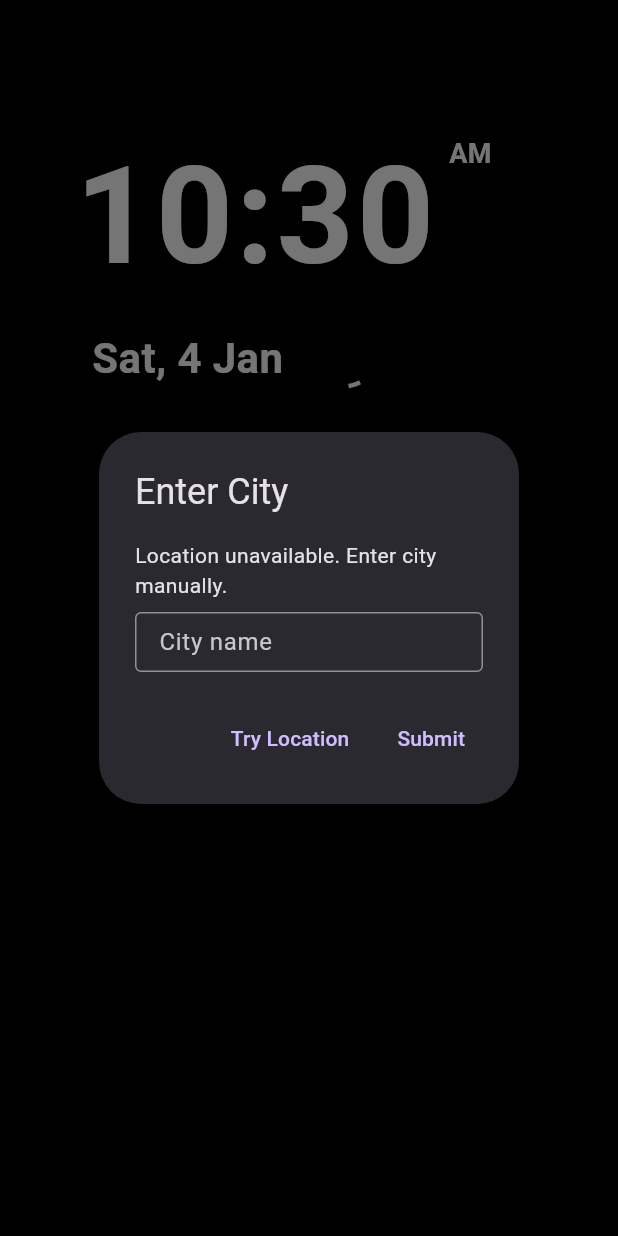
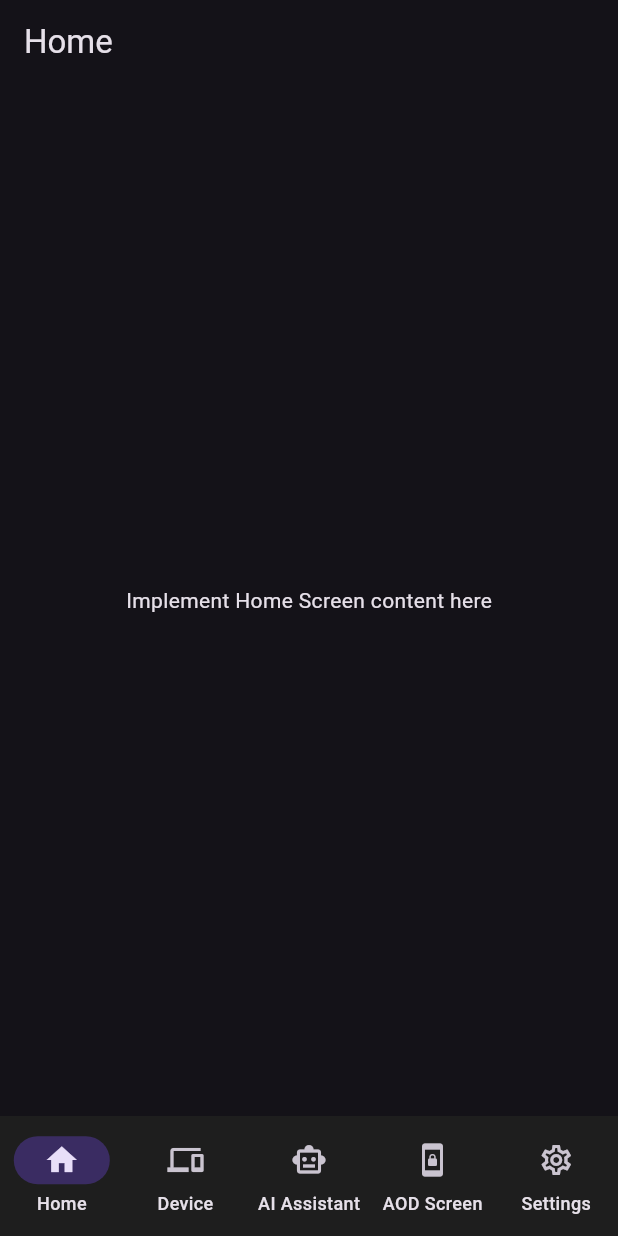
Before and after one commit to ivin-titus/ReSmart, a Flutter app: the screen it shows after launch, on a phone screen of 412 x 824 dp. Run offline on Flutter 3.47's test engine with Material 3 defaults, Android fonts, the phone set to English and light mode, and no system bars; our stand-ins replace flutter_dotenv, location, shared_preferences, wakelock_plus, weather_icons.

Commit message:
Made basic app structure

```diff
--- /dev/null
+++ b/lib/home_tab.dart
@@ -0,0 +1,21 @@
+import 'package:flutter/material.dart';
+
+class HomeTab extends StatelessWidget {
+  const HomeTab({super.key});
+
+  @override
+  Widget build(BuildContext context) {
+    return SafeArea(
+      child: Scaffold(
+        appBar: AppBar(
+          title: const Text('Home'),
+          backgroundColor: Colors.transparent,
+          elevation: 0,
+        ),
+        body: const Center(
+          child: Text('Implement Home Screen content here'),
+        ),
+      ),
+    );
+  }
+}
--- a/lib/main.dart
+++ b/lib/main.dart
@@ -1,7 +1,7 @@
 import 'package:flutter/material.dart';
 import 'package:flutter/services.dart';
-import 'widgets/aod_screen.dart';
 import 'package:flutter_dotenv/flutter_dotenv.dart';
+import 'navbar.dart';
 
 // Custom error widget for lower memory usage
 class CustomErrorWidget extends StatelessWidget {
@@ -81,15 +81,11 @@ class MyApp extends StatelessWidget {
         ),
       ),
       builder: (context, child) {
-        // Add responsive layout support
         return OrientationBuilder(
           builder: (context, orientation) {
-            // Apply orientation-specific layout adjustments
             return LayoutBuilder(
               builder: (context, constraints) {
-                // Handle different screen sizes and orientations
                 return MediaQuery(
-                  // Update media query data to account for system UI visibility
                   data: MediaQuery.of(context).copyWith(
                     padding: EdgeInsets.zero,
                     viewPadding: EdgeInsets.zero,
@@ -108,7 +104,7 @@ class MyApp extends StatelessWidget {
           },
         );
       },
-      home: const AODScreen(),
+      home: const NavBar(),
     );
   }
 }
--- /dev/null
+++ b/lib/navbar.dart
@@ -0,0 +1,82 @@
+import 'package:flutter/material.dart';
+import 'home_tab.dart';
+import 'devices_tab.dart';
+import 'ai_tab.dart';
+import 'aod_screen.dart';
+import 'settings.dart';
+
+class NavBar extends StatefulWidget {
+  const NavBar({super.key});
+
+  @override
+  State<NavBar> createState() => _NavBarState();
+}
+
+class _NavBarState extends State<NavBar> {
+  int _selectedIndex = 0;
+
+  final List<Widget> _screens = [
+    const HomeTab(),
+    const DevicesTab(),
+    const AITab(),
+    const AODScreen(),
+    const SettingsTab(),
+  ];
+
+  void _onItemTapped(int index) {
+    setState(() {
+      _selectedIndex = index;
+    });
+  }
+
+  @override
+  Widget build(BuildContext context) {
+    final bool isAODScreen = _selectedIndex == 3;
+
+    return Scaffold(
+      body: _screens[_selectedIndex],
+      bottomNavigationBar: isAODScreen
+          ? null
+          : NavigationBarTheme(
+              data: NavigationBarThemeData(
+                backgroundColor: const Color(0xFF1E1E1E),
+                indicatorColor: Colors.deepPurpleAccent.withOpacity(0.3),
+                labelTextStyle: MaterialStateProperty.all(
+                  const TextStyle(fontSize: 12, fontWeight: FontWeight.w500),
+                ),
+              ),
+              child: NavigationBar(
+                selectedIndex: _selectedIndex,
+                onDestinationSelected: _onItemTapped,
+                destinations: const [
+                  NavigationDestination(
+                    icon: Icon(Icons.home_outlined),
+                    selectedIcon: Icon(Icons.home),
+                    label: 'Home',
+                  ),
+                  NavigationDestination(
+                    icon: Icon(Icons.devices_outlined),
+                    selectedIcon: Icon(Icons.devices),
+                    label: 'Device',
+                  ),
+                  NavigationDestination(
+                    icon: Icon(Icons.smart_toy_outlined),
+                    selectedIcon: Icon(Icons.smart_toy),
+                    label: 'AI Assistant',
+                  ),
+                  NavigationDestination(
+                    icon: Icon(Icons.screen_lock_portrait_outlined),
+                    selectedIcon: Icon(Icons.screen_lock_portrait),
+                    label: 'AOD Screen',
+                  ),
+                  NavigationDestination(
+                    icon: Icon(Icons.settings_outlined),
+                    selectedIcon: Icon(Icons.settings),
+                    label: 'Settings',
+                  ),
+                ],
+              ),
+            ),
+    );
+  }
+}
--- a/lib/widgets/aod_screen.dart
+++ /dev/null
@@ -1,220 +0,0 @@
-// aod_screen.dart
-import 'package:flutter/material.dart';
-import 'package:flutter/services.dart';
-import 'package:resmart/widgets/weather_widget_mini.dart';
-import 'package:wakelock_plus/wakelock_plus.dart';
-import 'time_widget.dart';
-import 'date_widget.dart';
-import 'shared_styles.dart';
-
-class AODScreen extends StatefulWidget {
-  const AODScreen({Key? key}) : super(key: key);
-
-  @override
-  State<AODScreen> createState() => _AODScreenState();
-}
-
-class _AODScreenState extends State<AODScreen> {
-  @override
-  void initState() {
-    super.initState();
-
-    WakelockPlus.enable();
-
-    SystemChrome.setEnabledSystemUIMode(SystemUiMode.immersive);
-  }
-
-  double _getTimeTextSize(double screenWidth, double screenHeight) {
-    final smallerDimension =
-        screenWidth < screenHeight ? screenWidth : screenHeight;
-
-    // More granular time text sizing
-    if (smallerDimension < 300) {
-      return 48; // For very small devices
-    } else if (smallerDimension < 600) {
-      return 90; //73
-    } else if (smallerDimension < 1200) {
-      return 96;
-    } else if (smallerDimension < 2000) {
-      return 120;
-    } else {
-      return smallerDimension * 0.06; // Dynamic scaling for 4K
-    }
-  }
-
-  double _getResponsivePadding(double dimension, {bool isWidth = true}) {
-    if (dimension < 300) {
-      return isWidth ? 0.08 : 0.05;
-    } else if (dimension < 600) {
-      return isWidth ? 0.12 : 0.07;
-    } else if (dimension < 1200) {
-      return isWidth ? 0.15 : 0.09;
-    } else if (dimension < 2000) {
-      return isWidth ? 0.18 : 0.11;
-    } else {
-      return isWidth ? 0.20 : 0.13;
-    }
-  }
-
-  double _getResponsiveWidth(double screenWidth, bool isLandscape) {
-    if (screenWidth < 300) {
-      return isLandscape ? 0.50 : 0.90;
-    } else if (screenWidth < 600) {
-      return isLandscape ? 0.45 : 0.85;
-    } else if (screenWidth < 1200) {
-      return isLandscape ? 0.42 : 0.80;
-    } else if (screenWidth < 2000) {
-      return isLandscape ? 0.40 : 0.75;
-    } else {
-      return isLandscape ? 0.35 : 0.65;
-    }
-  }
-
-  double _getSecondaryTextSize(double screenWidth, double screenHeight) {
-    final smallerDimension =
-        screenWidth < screenHeight ? screenWidth : screenHeight;
-
-    if (smallerDimension < 300) {
-      return 14;
-    } else if (smallerDimension < 600) {
-      return 18;
-    } else if (smallerDimension < 1200) {
-      return 22;
-    } else if (smallerDimension < 2000) {
-      return 26;
-    } else {
-      return smallerDimension * 0.015;
-    }
-  }
-
-  Widget _buildMainContent(BuildContext context, BoxConstraints constraints) {
-    final screenWidth = constraints.maxWidth;
-    final screenHeight = constraints.maxHeight;
-    final isLandscape = screenWidth > screenHeight;
-    final smallerDimension =
-        screenWidth < screenHeight ? screenWidth : screenHeight;
-
-    final timeWidth =
-        screenWidth * _getResponsiveWidth(screenWidth, isLandscape);
-    final dateWeatherWidth =
-        screenWidth * (_getResponsiveWidth(screenWidth, isLandscape) * 0.9);
-    final timeTextSize = _getTimeTextSize(screenWidth, screenHeight);
-    final secondaryTextSize = _getSecondaryTextSize(screenWidth, screenHeight);
-
-    final verticalSpacing = smallerDimension * (isLandscape ? 0.02 : 0.015);
-    //final horizontalSpacing = smallerDimension * 0.02;
-
-    Widget contentStack = Column(
-      mainAxisAlignment: MainAxisAlignment.start,
-      crossAxisAlignment: CrossAxisAlignment.start,
-      children: [
-        SizedBox(height: verticalSpacing),
-        SizedBox(
-          width: timeWidth,
-          child: TimeWidget(
-            style: TextStyle(
-              fontSize: timeTextSize,
-              color: Colors.white,
-              fontWeight: FontWeight.bold,
-              letterSpacing: timeTextSize * 0.02, // Dynamic letter spacing
-            ),
-            amPmStyle: TextStyle(
-              fontSize: timeTextSize * ((smallerDimension > 300 && isLandscape) ? 0.30 : 0.20), // AM/PM text proportional to time according to those conditions
-              color: Colors.white,
-              fontWeight: FontWeight.bold,
-            ),
-          ),
-        ),
-        // SizedBox(height: verticalSpacing * 0.6),
-        SizedBox(
-          width: dateWeatherWidth,
-          child: Row(
-            mainAxisAlignment: MainAxisAlignment.start,
-            children: [
-              Container(
-                decoration: SharedStyles.containerDecoration,
-                // padding: EdgeInsets.all(SharedStyles.containerPadding),
-                child: DateWidget(
-                  textStyle: TextStyle(
-                    fontSize: secondaryTextSize,
-                    color: Colors.white,
-                    fontWeight: FontWeight.bold,
-                    height: 0.1, // changed
-                  ),
-                ),
-              ),
-              // SizedBox(width: horizontalSpacing),
-              MiniWeatherWidget(
-                textStyle: TextStyle(
-                  fontSize: secondaryTextSize,
-                  color: Colors.white,
-                  fontWeight: FontWeight.bold,
-                  height: 1.0,
-                ),
-              ),
-            ],
-          ),
-        )
-      ],
-    );
-
-    Widget layoutWrapper = isLandscape
-        ? Row(
-            crossAxisAlignment: CrossAxisAlignment.center,
-            children: [
-              Expanded(
-                flex: 3,
-                child: contentStack,
-              ),
-              const Expanded(
-                flex: 2,
-                child: SizedBox(),
-              ),
-            ],
-          )
-        : Column(
-            children: [
-              Expanded(
-                flex: 3,
-                child: contentStack,
-              ),
-              const Expanded(
-                flex: 2,
-                child: SizedBox(),
-              ),
-            ],
-          );
-
-    return Padding(
-      padding: EdgeInsets.only(
-        left: screenWidth * _getResponsivePadding(screenWidth),
-        top: screenHeight * _getResponsivePadding(screenHeight, isWidth: false),
-      ),
-      child: layoutWrapper,
-    );
-  }
-
-  @override
-  Widget build(BuildContext context) {
-    return RepaintBoundary(
-      child: Scaffold(
-        backgroundColor: Colors.black,
-        body: LayoutBuilder(
-          builder: (context, constraints) => SafeArea(
-            child: _buildMainContent(context, constraints),
-          ),
-        ),
-      ),
-    );
-  }
-
-  @override
-  void dispose() {
-    WakelockPlus.disable();
-    SystemChrome.setEnabledSystemUIMode(
-      SystemUiMode.manual,
-      overlays: SystemUiOverlay.values,
-    );
-    super.dispose();
-  }
-}
```
Also changed, not shown: lib/ai_tab.dart (added, +21 -0 lines), lib/aod_screen.dart (added, +305 -0 lines), lib/devices_tab.dart (added, +21 -0 lines), lib/settings.dart (added, +21 -0 lines).
